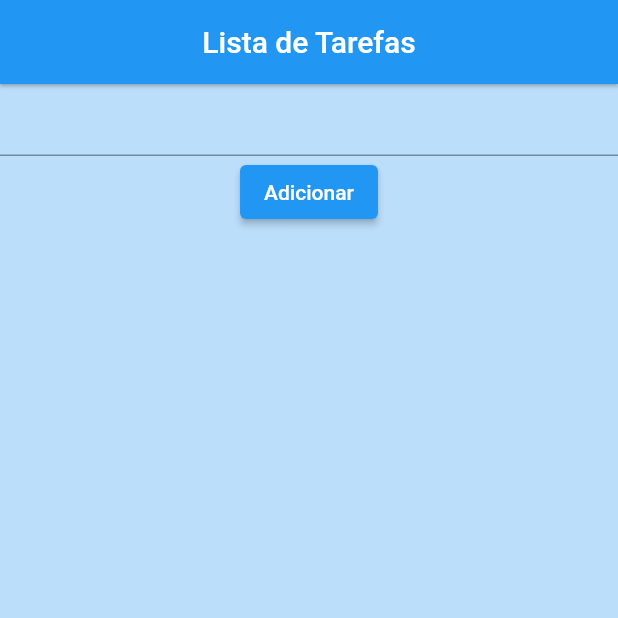
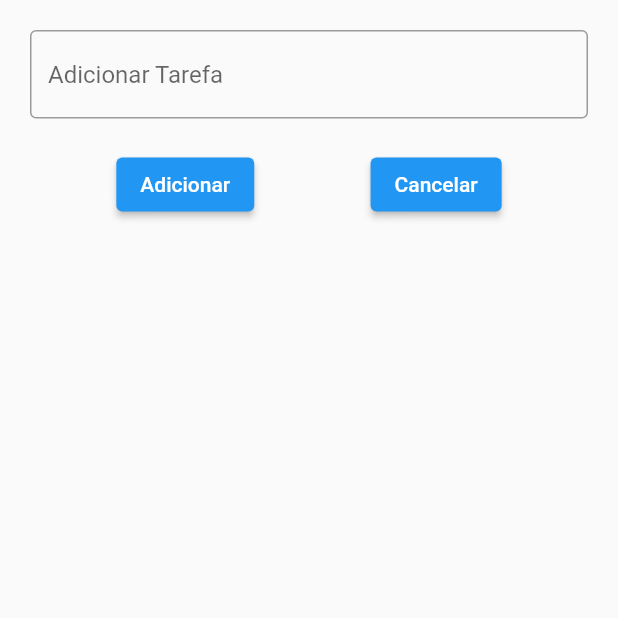
Before and after one commit to PatricioSA/note_app, a Flutter app: the screen it shows after launch, after a tap on "Adicionar", on a phone screen of 412 x 824 dp, the top half of it. Run offline on Flutter 3.47's test engine with Material 2 defaults, Android fonts, the phone set to English and light mode, and no system bars.

Commit message:
contruindo o app

```diff
--- a/lib/homepage.dart
+++ b/lib/homepage.dart
@@ -1,4 +1,6 @@
 import 'package:flutter/material.dart';
+import 'package:note_app/page_adicionar_tarefa.dart';
+import 'package:note_app/util/notas.dart';
 
 class HomePage extends StatefulWidget {
   const HomePage({super.key});
@@ -8,23 +10,20 @@ class HomePage extends StatefulWidget {
 }
 
 class _HomePageState extends State<HomePage> {
-  TextEditingController _controller = new TextEditingController();
+  TextEditingController controller = new TextEditingController();
 
-  List tarefas = ['Teste1', 'Teste2'];
+  List listaTarefas = [
+    ['Tarefas', false]
+  ];
 
-  void criarTarefa() {
+  void salvarNovaTarefa() {
     setState(() {
-      Padding(
-        padding: const EdgeInsets.only(left: 25, top: 25, right: 25),
-        child: Container(
-          color: Colors.blue,
-          child: CheckboxListTile(
-            title: Text(tarefas[0]),
-            value: false,
-            onChanged: ((value) {}),
-          ),
-        ),
-      );
+      if(controller.text == '') {}
+      else {
+        listaTarefas.add([controller.text, false]);
+        controller.clear();
+        Navigator.of(context).pop();
+      }
     });
   }
 
@@ -37,30 +36,31 @@ class _HomePageState extends State<HomePage> {
         elevation: 1,
         title: Text('Lista de Tarefas'),
       ),
-      body: SingleChildScrollView(
-        child: Column(
-          children: [
-            TextField(
-              keyboardType: TextInputType.text,
-              controller: _controller,
+      body: ListView.builder(
+        itemCount: listaTarefas.length,
+        itemBuilder: (context, index) {
+          return Notas(
+            taskName: listaTarefas[index][0],
+            taskCompleted: listaTarefas[index][1],
+            onChanged: (bool? valor) {
+              setState(() {
+                listaTarefas[index][1] = valor!;
+              });
+            },
+          );
+        },
+      ),
+      bottomNavigationBar: ElevatedButton(
+        onPressed: () {
+          Navigator.push(
+            context,
+            MaterialPageRoute(
+              builder: (context) => NovaTarefa(
+                  onPressed: salvarNovaTarefa, controller: controller),
             ),
-            ElevatedButton(
-              onPressed: criarTarefa,
-              child: Text('Adicionar'),
-            ),
-            // Padding(
-            //   padding: const EdgeInsets.only(left: 25, top: 25, right: 25),
-            //   child: Container(
-            //     color: Colors.blue,
-            //     child: CheckboxListTile(
-            //       title: Text(tarefas[0]),
-            //       value: false,
-            //       onChanged: ((value) {}),
-            //     ),
-            //   ),
-            // ),
-          ],
-        ),
+          );
+        },
+        child: Text('Adicionar'),
       ),
     );
   }
--- /dev/null
+++ b/lib/page_adicionar_tarefa.dart
@@ -0,0 +1,46 @@
+import 'package:flutter/material.dart';
+
+class NovaTarefa extends StatelessWidget {
+  TextEditingController controller;
+  VoidCallback onPressed;
+
+  NovaTarefa({required this.onPressed, required this.controller});
+
+  @override
+  Widget build(BuildContext context) {
+    return Scaffold(
+      body: Column(
+        children: [
+          Padding(
+            padding: const EdgeInsets.all(20),
+            child: TextField(
+              decoration: InputDecoration(
+                border: OutlineInputBorder(),
+                hintText: 'Adicionar Tarefa'
+              ),
+              keyboardType: TextInputType.text,
+              controller: controller,
+            ),
+          ),
+
+          //Botões
+          Row(
+            mainAxisAlignment: MainAxisAlignment.spaceEvenly,
+            children: [
+              ElevatedButton(
+                onPressed: onPressed,
+                child: Text('Adicionar'),
+              ),
+              ElevatedButton(
+                onPressed: () {
+                  Navigator.of(context).pop();
+                },
+                child: Text('Cancelar'),
+              ),
+            ],
+          ),
+        ],
+      ),
+    );
+  }
+}
--- /dev/null
+++ b/lib/util/notas.dart
@@ -0,0 +1,40 @@
+import 'package:flutter/material.dart';
+
+class Notas extends StatelessWidget {
+  final String taskName;
+  final bool taskCompleted;
+  Function(bool?) onChanged;
+
+  Notas(
+      {required this.taskName,
+      required this.taskCompleted,
+      required this.onChanged});
+
+  @override
+  Widget build(BuildContext context) {
+    return Padding(
+      padding: const EdgeInsets.only(left: 25, top: 25, right: 25),
+      child: Container(
+        padding: EdgeInsets.all(24),
+        decoration: BoxDecoration(
+          color: Colors.blue,
+          borderRadius: BorderRadius.circular(12),
+        ),
+
+        //Tarefas
+        child: CheckboxListTile(
+          title: Text(
+            taskName,
+            style: TextStyle(
+                decoration: taskCompleted
+                    ? TextDecoration.lineThrough
+                    : TextDecoration.none),
+          ),
+          value: taskCompleted,
+          activeColor: Colors.black,
+          onChanged: onChanged,
+        ),
+      ),
+    );
+  }
+}
```
